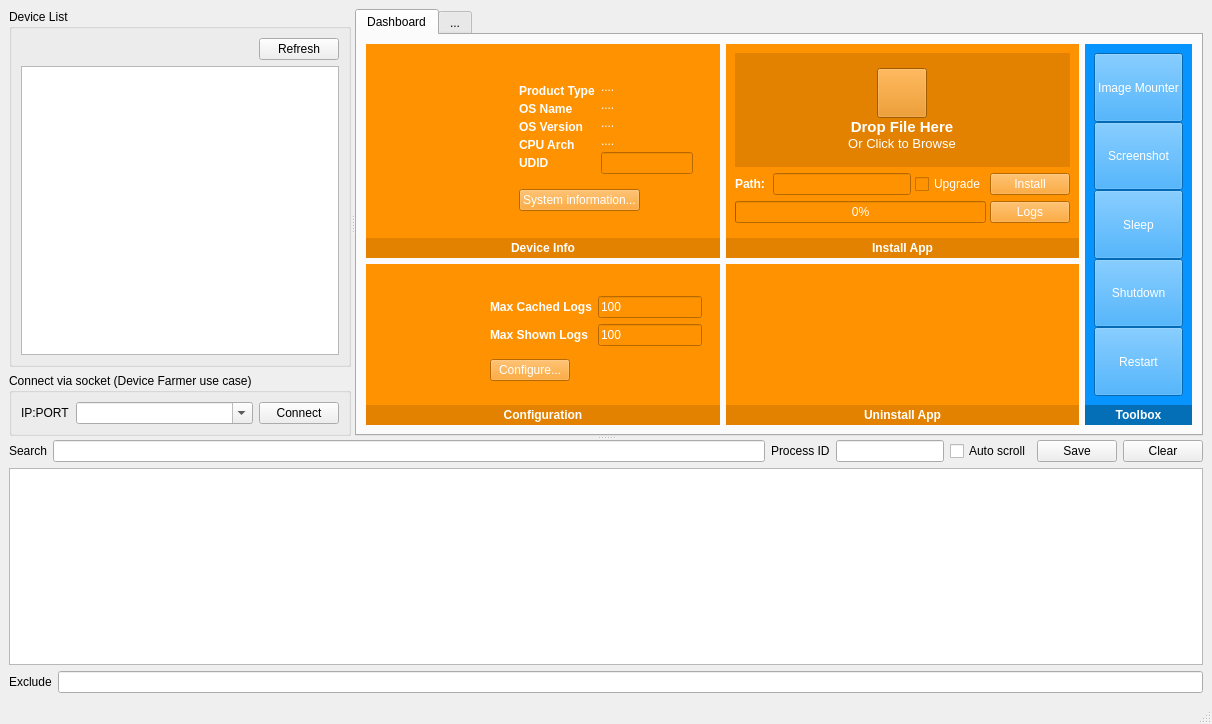
Old version of the form Src/mainwindow.ui in the repository hazmi-e205/iDebugTool.
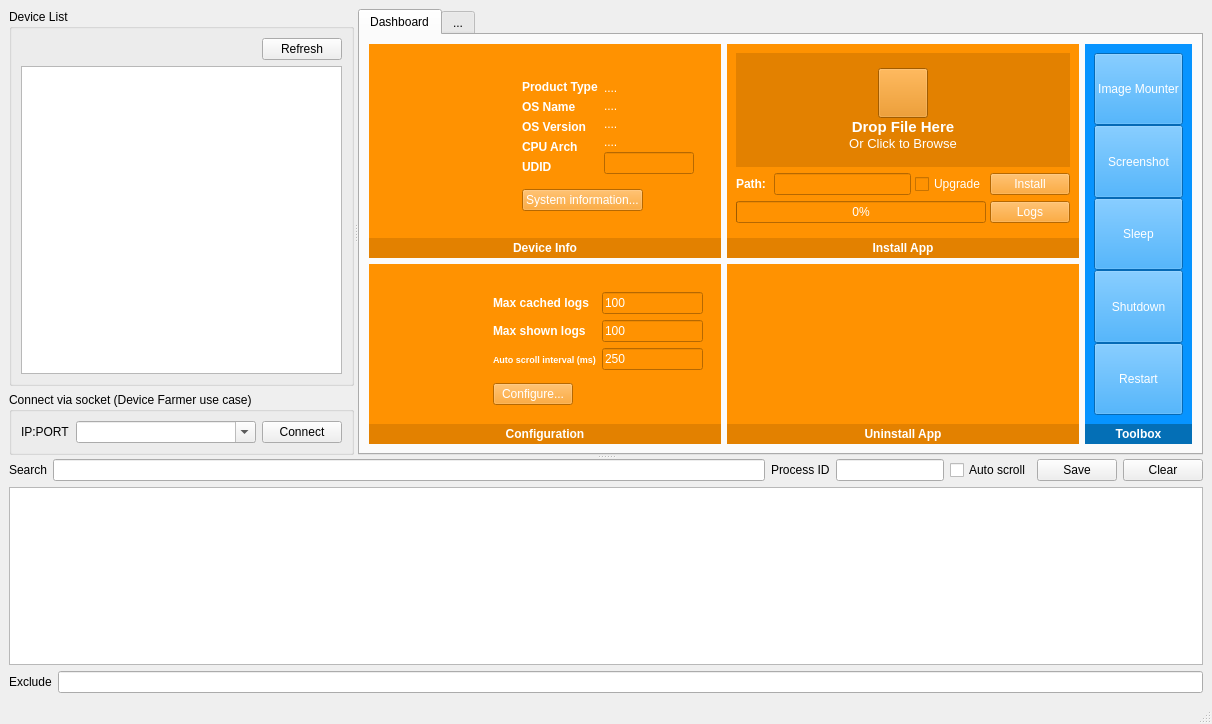
New version of the form. Icons and pictures are not drawn.

```diff
--- a/Src/mainwindow.ui
+++ b/Src/mainwindow.ui
@@ -266,14 +266,14 @@
                          <item>
                           <widget class="QWidget" name="widget_6" native="true">
                            <property name="sizePolicy">
-                            <sizepolicy hsizetype="Preferred" vsizetype="Minimum">
+                            <sizepolicy hsizetype="Preferred" vsizetype="Preferred">
                              <horstretch>0</horstretch>
                              <verstretch>0</verstretch>
                             </sizepolicy>
                            </property>
                            <property name="minimumSize">
                             <size>
-                             <width>50</width>
+                             <width>40</width>
                              <height>0</height>
                             </size>
                            </property>
@@ -325,7 +325,7 @@
                                     </property>
                                     <layout class="QVBoxLayout" name="verticalLayout_6">
                                      <property name="spacing">
-                                      <number>4</number>
+                                      <number>6</number>
                                      </property>
                                      <property name="leftMargin">
                                       <number>0</number>
@@ -452,7 +452,7 @@
                                     </property>
                                     <layout class="QVBoxLayout" name="verticalLayout_8">
                                      <property name="spacing">
-                                      <number>4</number>
+                                      <number>2</number>
                                      </property>
                                      <property name="leftMargin">
                                       <number>0</number>
@@ -973,14 +973,14 @@
                          <item>
                           <widget class="QWidget" name="widget_23" native="true">
                            <property name="sizePolicy">
-                            <sizepolicy hsizetype="Preferred" vsizetype="Minimum">
+                            <sizepolicy hsizetype="Preferred" vsizetype="Preferred">
                              <horstretch>0</horstretch>
                              <verstretch>0</verstretch>
                             </sizepolicy>
                            </property>
                            <property name="minimumSize">
                             <size>
-                             <width>0</width>
+                             <width>40</width>
                              <height>0</height>
                             </size>
                            </property>
@@ -1095,7 +1095,7 @@
                                            </font>
                                           </property>
                                           <property name="text">
-                                           <string>Max Cached Logs</string>
+                                           <string>Max cached logs</string>
                                           </property>
                                          </widget>
                                         </item>
@@ -1115,7 +1115,27 @@
                                            </font>
                                           </property>
                                           <property name="text">
-                                           <string>Max Shown Logs</string>
+                                           <string>Max shown logs</string>
+                                          </property>
+                                         </widget>
+                                        </item>
+                                        <item>
+                                         <widget class="QLabel" name="label_30">
+                                          <property name="sizePolicy">
+                                           <sizepolicy hsizetype="Fixed" vsizetype="Preferred">
+                                            <horstretch>0</horstretch>
+                                            <verstretch>0</verstretch>
+                                           </sizepolicy>
+                                          </property>
+                                          <property name="font">
+                                           <font>
+                                            <pointsize>7</pointsize>
+                                            <weight>75</weight>
+                                            <bold>true</bold>
+                                           </font>
+                                          </property>
+                                          <property name="text">
+                                           <string>Auto scroll interval (ms)</string>
                                           </property>
                                          </widget>
                                         </item>
@@ -1172,6 +1192,19 @@
                                           </property>
                                          </widget>
                                         </item>
+                                        <item>
+                                         <widget class="QLineEdit" name="scrollInterval">
+                                          <property name="sizePolicy">
+                                           <sizepolicy hsizetype="Preferred" vsizetype="Fixed">
+                                            <horstretch>0</horstretch>
+                                            <verstretch>0</verstretch>
+                                           </sizepolicy>
+                                          </property>
+                                          <property name="text">
+                                           <string>250</string>
+                                          </property>
+                                         </widget>
+                                        </item>
                                        </layout>
                                       </widget>
                                      </item>
```
